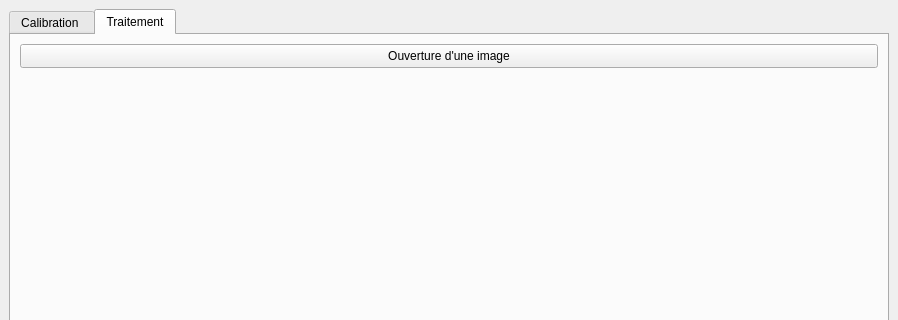
The window that mainwindow.ui (siul1400/QT_IET) describes before a commit, drawn with Qt 5; both pictures show x 0 to 898 and y 0 to 320 of the 898 by 717 pixel window.
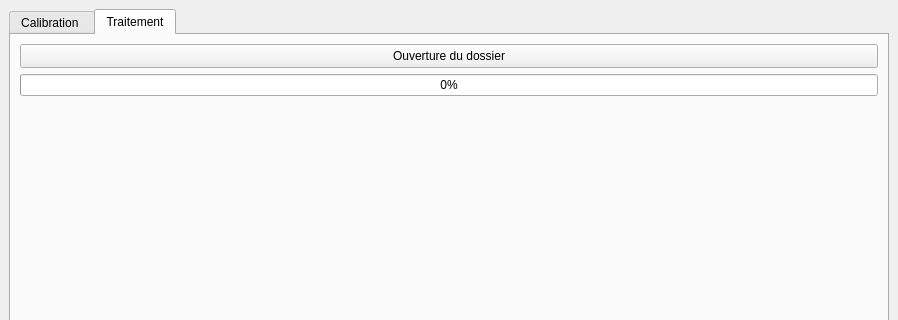
The same window after the commit.

Commit message: Ajout du traitement du dossier contenant les images.

Patch:
```diff
--- a/mainwindow.ui
+++ b/mainwindow.ui
@@ -152,6 +152,23 @@
         <string>Traitement</string>
        </attribute>
        <layout class="QGridLayout" name="gridLayout_3">
+        <item row="2" column="0">
+         <widget class="QLabel" name="imageLabel">
+          <property name="text">
+           <string/>
+          </property>
+         </widget>
+        </item>
+        <item row="1" column="0">
+         <widget class="QProgressBar" name="progressBar">
+          <property name="maximum">
+           <number>35</number>
+          </property>
+          <property name="value">
+           <number>0</number>
+          </property>
+         </widget>
+        </item>
         <item row="0" column="0">
          <widget class="QPushButton" name="openFileButton">
           <property name="enabled">
@@ -170,14 +187,7 @@
            </size>
           </property>
           <property name="text">
-           <string>Ouverture d'une image</string>
-          </property>
-         </widget>
-        </item>
-        <item row="1" column="0">
-         <widget class="QLabel" name="imageLabel">
-          <property name="text">
-           <string/>
+           <string>Ouverture du dossier</string>
           </property>
          </widget>
         </item>
```
The commit also changes 8 other files.
